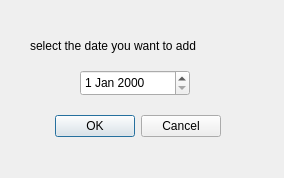
The window that date_pop_up.ui (arrowd81/gozaresh_nevis) describes before a commit, drawn with Qt 5.
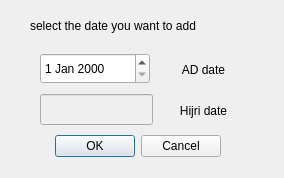
The same window after the commit.

Commit message: add date finished

What changed in the file:
```diff
--- a/date_pop_up.ui
+++ b/date_pop_up.ui
@@ -17,7 +17,7 @@
    <property name="geometry">
     <rect>
      <x>50</x>
-     <y>110</y>
+     <y>130</y>
      <width>171</width>
      <height>32</height>
     </rect>
@@ -33,7 +33,7 @@
    <property name="geometry">
     <rect>
      <x>30</x>
-     <y>30</y>
+     <y>10</y>
      <width>221</width>
      <height>31</height>
     </rect>
@@ -45,16 +45,61 @@
   <widget class="QDateEdit" name="dateEdit">
    <property name="geometry">
     <rect>
-     <x>80</x>
-     <y>70</y>
+     <x>40</x>
+     <y>53</y>
      <width>110</width>
-     <height>26</height>
+     <height>31</height>
     </rect>
    </property>
    <property name="calendarPopup">
     <bool>false</bool>
    </property>
   </widget>
+  <widget class="QLineEdit" name="lineEdit">
+   <property name="enabled">
+    <bool>false</bool>
+   </property>
+   <property name="geometry">
+    <rect>
+     <x>40</x>
+     <y>94</y>
+     <width>113</width>
+     <height>31</height>
+    </rect>
+   </property>
+  </widget>
+  <widget class="QLabel" name="label_2">
+   <property name="geometry">
+    <rect>
+     <x>170</x>
+     <y>60</y>
+     <width>67</width>
+     <height>20</height>
+    </rect>
+   </property>
+   <property name="text">
+    <string>AD date</string>
+   </property>
+   <property name="alignment">
+    <set>Qt::AlignCenter</set>
+   </property>
+  </widget>
+  <widget class="QLabel" name="label_3">
+   <property name="geometry">
+    <rect>
+     <x>170</x>
+     <y>100</y>
+     <width>67</width>
+     <height>21</height>
+    </rect>
+   </property>
+   <property name="text">
+    <string>Hijri date</string>
+   </property>
+   <property name="alignment">
+    <set>Qt::AlignCenter</set>
+   </property>
+  </widget>
  </widget>
  <resources/>
  <connections>
```
The commit also changes 3 other files.
